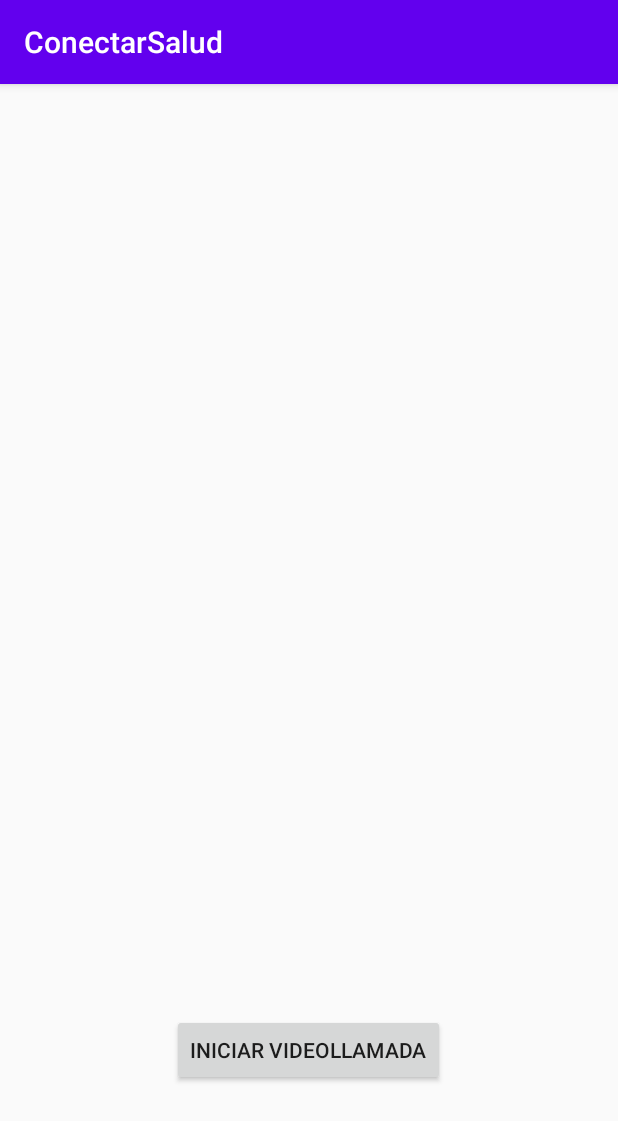
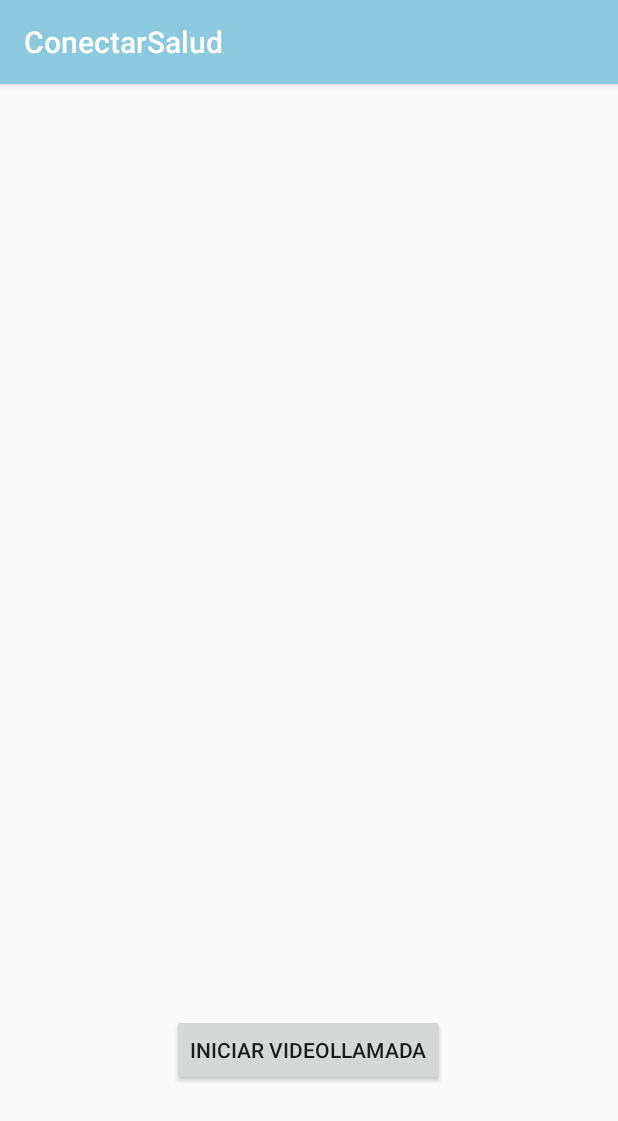
Before and after one commit to RodrigoDeRosa-zz/ConectarSalud, an Android app: the HomeAffiliateActivity screen opened directly, with no data from a screen before it, on a phone screen of 412 x 824 dp. Shown: the top 1121 px of the screen. Run offline under Robolectric (Android 15) with nearby library versions, the phone set to English and light mode, and no system bars.

Commit message:
CST-70 | Colors and definitions

```diff
--- a/app/src/main/res/values/colors.xml
+++ b/app/src/main/res/values/colors.xml
@@ -1,8 +1,8 @@
 <?xml version="1.0" encoding="utf-8"?>
 <resources>
-    <color name="colorPrimary">#6200EE</color>
-    <color name="colorPrimaryDark">#3700B3</color>
-    <color name="colorAccent">#03DAC5</color>
+    <color name="primaryBlue">#8cc8de</color>
+    <color name="secondaryLightBlue">#9cdbfc</color>
+    <color name="secondaryGreen">#a0dd9f</color>
     <color name="errorMessage">#FF0000</color>
     <color name="duskYellow">#A69D62</color>
     <color name="lightGrey">#d3d3d3</color>
--- a/app/src/main/res/values/styles.xml
+++ b/app/src/main/res/values/styles.xml
@@ -3,9 +3,9 @@
     <!-- Base application theme. -->
     <style name="AppTheme" parent="Theme.AppCompat.Light.DarkActionBar">
         <!-- Customize your theme here. -->
-        <item name="colorPrimary">@color/colorPrimary</item>
-        <item name="colorPrimaryDark">@color/colorPrimaryDark</item>
-        <item name="colorAccent">@color/colorAccent</item>
+        <item name="colorPrimary">@color/primaryBlue</item>
+        <item name="colorPrimaryDark">@color/secondaryLightBlue</item>
+        <item name="colorAccent">@color/secondaryGreen</item>
     </style>
 
     <style name="FullScreenVideoTheme" parent="AppTheme">
```
Also changed, not shown: app/src/main/AndroidManifest.xml (+7 -0 lines).
